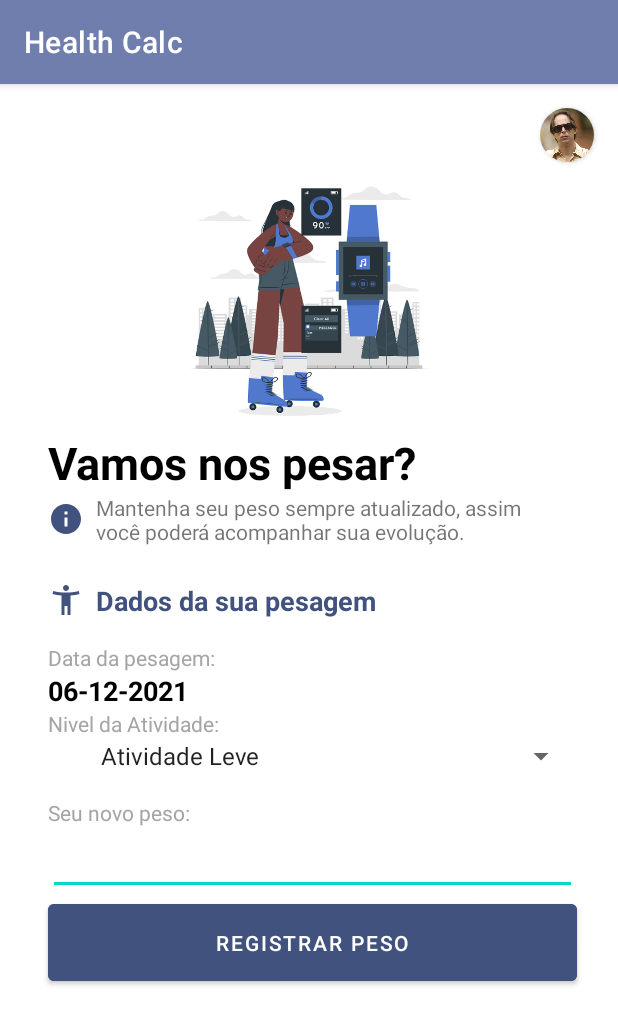
After one commit to bruno95olly/imcApp-projeto, an Android app: the pesagemActivity screen opened directly, with no data from a screen before it, on a phone screen of 412 x 824 dp. The commit adds this screen. Shown: the top 1025 px of the screen. Run offline under Robolectric (Android 15) with nearby library versions, the phone set to English and light mode, and no system bars; Roboto replaces fonts that are not available here.

Commit message:
aula 06/12

```diff
--- a/app/src/main/AndroidManifest.xml
+++ b/app/src/main/AndroidManifest.xml
@@ -10,7 +10,8 @@
         android:screenOrientation="portrait"
         android:supportsRtl="true"
         android:theme="@style/Theme.ImcApp">
-        <activity android:name=".activity_novo_usuario"></activity>
+        <activity android:name=".pesagemActivity"></activity>
+        <activity android:name=".activity_novo_usuario" />
         <activity android:name=".DashboardActivity" />
         <activity
             android:name=".MainActivity"
--- /dev/null
+++ b/app/src/main/java/com/example/imcapp/pesagemActivity.kt
@@ -0,0 +1,47 @@
+package com.example.imcapp
+
+import androidx.appcompat.app.AppCompatActivity
+import android.os.Bundle
+import android.widget.Button
+import android.widget.EditText
+import android.widget.Spinner
+import android.widget.TextView
+import com.example.imcapp.utils.converteDataparaAgora
+import java.time.LocalDate
+
+class pesagemActivity : AppCompatActivity() {
+
+    lateinit var tvDataPesagem: TextView
+    lateinit var buttonRegistrarPeso: Button
+    lateinit var editNovoPeso: EditText
+    lateinit var spinnerAtividades: Spinner
+
+    override fun onCreate(savedInstanceState: Bundle?) {
+        super.onCreate(savedInstanceState)
+        setContentView(R.layout.activity_pesagem)
+
+        tvDataPesagem =findViewById(R.id.tv_data_pesagem)
+
+        tvDataPesagem.text = converteDataparaAgora(LocalDate.now())
+
+        buttonRegistrarPeso = findViewById(R.id.button_registrar_peso)
+        editNovoPeso = findViewById(R.id.edit_novo_peso)
+        spinnerAtividades = findViewById(R.id.spinner)
+
+        buttonRegistrarPeso.setOnClickListener {
+            gravarPeso()
+        }
+    }
+    private fun gravarPeso(){
+        val arquivo = getSharedPreferences("usuario", MODE_PRIVATE)
+        val editor = arquivo.edit()
+        val peso = arquivo.getString("peso", "")
+        val dataPesagem = arquivo.getString("data_pesagem", "")
+
+        editor.putString("data_pesagem", "$dataPesagem;${LocalDate.now()}")
+        editor.putString("peso", "$peso;${editNovoPeso.text}")
+        editor.putInt("nivel_atividade", spinnerAtividades.selectedItemPosition)
+
+        editor.commit()
+    }
+}
--- /dev/null
+++ b/app/src/main/res/drawable/accessibility_24.xml
@@ -0,0 +1,5 @@
+<vector android:height="24dp" android:tint="#2A8479"
+    android:viewportHeight="24" android:viewportWidth="24"
+    android:width="24dp" xmlns:android="http://schemas.android.com/apk/res/android">
+    <path android:fillColor="@android:color/white" android:pathData="M20.5,6c-2.61,0.7 -5.67,1 -8.5,1s-5.89,-0.3 -8.5,-1L3,8c1.86,0.5 4,0.83 6,1v13h2v-6h2v6h2V9c2,-0.17 4.14,-0.5 6,-1l-0.5,-2zM12,6c1.1,0 2,-0.9 2,-2s-0.9,-2 -2,-2 -2,0.9 -2,2 0.9,2 2,2z"/>
+</vector>
--- /dev/null
+++ b/app/src/main/res/drawable/ic_baseline_info_24.xml
@@ -0,0 +1,5 @@
+<vector android:height="24dp" android:tint="#2A8479"
+    android:viewportHeight="24" android:viewportWidth="24"
+    android:width="24dp" xmlns:android="http://schemas.android.com/apk/res/android">
+    <path android:fillColor="@android:color/white" android:pathData="M12,2C6.48,2 2,6.48 2,12s4.48,10 10,10 10,-4.48 10,-10S17.52,2 12,2zM13,17h-2v-6h2v6zM13,9h-2L11,7h2v2z"/>
+</vector>
--- a/app/src/main/res/layout/activity_dashboard.xml
+++ b/app/src/main/res/layout/activity_dashboard.xml
@@ -52,6 +52,7 @@
             android:layout_marginTop="10dp">
 
             <TextView
+                android:id="@+id/tv_dash_imc"
                 android:layout_width="0dp"
                 android:layout_weight="1"
                 android:layout_height="wrap_content"
@@ -69,6 +70,7 @@
 
                 />
             <TextView
+                android:id="@+id/tv_dash_idade"
                 android:layout_width="0dp"
                 android:layout_weight="1"
                 android:layout_height="wrap_content"
@@ -79,6 +81,7 @@
                 />
 
             <TextView
+                android:id="@+id/tv_dash_peso"
                 android:layout_width="0dp"
                 android:layout_weight="1"
                 android:layout_height="wrap_content"
@@ -151,6 +154,7 @@
         android:gravity="center_vertical"
         >
         <androidx.cardview.widget.CardView
+            android:id="@+id/card_pesar_agora"
             android:layout_width="match_parent"
             android:layout_height="120dp"
             app:cardElevation="10dp"
--- /dev/null
+++ b/app/src/main/res/layout/activity_pesagem.xml
@@ -0,0 +1,149 @@
+<?xml version="1.0" encoding="utf-8"?>
+<androidx.constraintlayout.widget.ConstraintLayout xmlns:android="http://schemas.android.com/apk/res/android"
+    xmlns:app="http://schemas.android.com/apk/res-auto"
+    xmlns:tools="http://schemas.android.com/tools"
+    android:layout_width="match_parent"
+    android:layout_height="match_parent"
+    tools:context=".pesagemActivity">
+
+    <androidx.cardview.widget.CardView
+        android:id="@+id/card_view_perfil"
+        android:layout_width="36dp"
+        android:layout_height="36dp"
+        android:layout_marginTop="16dp"
+        android:layout_marginEnd="16dp"
+        app:cardCornerRadius="18dp"
+        app:layout_constraintEnd_toEndOf="parent"
+        app:layout_constraintTop_toTopOf="parent">
+
+        <ImageView
+            android:id="@+id/iv_foto"
+            android:layout_width="wrap_content"
+            android:layout_height="wrap_content"
+            android:scaleType="centerCrop"
+            app:srcCompat="@drawable/ac" />
+    </androidx.cardview.widget.CardView>
+
+    <ImageView
+        android:id="@+id/imageView2"
+        android:layout_width="180dp"
+        android:layout_height="180dp"
+        app:layout_constraintEnd_toEndOf="parent"
+        app:layout_constraintStart_toStartOf="parent"
+        app:layout_constraintTop_toBottomOf="@+id/card_view_perfil"
+        app:srcCompat="@drawable/smartwatch_cuate2" />
+    <TextView
+        android:id="@+id/textView"
+        android:layout_width="wrap_content"
+        android:layout_height="wrap_content"
+        android:layout_marginStart="32dp"
+        android:fontFamily="sans-serif"
+        android:text="Vamos nos pesar?"
+        android:textAlignment="viewStart"
+        android:textColor="#000000"
+        android:textSize="30sp"
+        android:textStyle="bold"
+        app:layout_constraintStart_toStartOf="parent"
+        app:layout_constraintTop_toBottomOf="@+id/imageView2"
+        tools:ignore="MissingConstraints" />
+
+    <TextView
+        android:id="@+id/textView2"
+        android:layout_width="324dp"
+        android:layout_height="wrap_content"
+        android:drawableStart="@drawable/ic_baseline_info_24"
+        android:drawablePadding="8dp"
+        android:drawableTint="@color/principal_700"
+        android:text="Mantenha seu peso sempre atualizado, assim você poderá acompanhar sua evolução."
+        app:layout_constraintStart_toStartOf="@+id/textView"
+        app:layout_constraintTop_toBottomOf="@+id/textView" />
+
+    <TextView
+        android:id="@+id/textView3"
+        android:layout_width="wrap_content"
+        android:layout_height="wrap_content"
+        android:layout_marginTop="24dp"
+        android:drawableStart="@drawable/accessibility_24"
+        android:drawablePadding="8dp"
+        android:drawableTint="@color/principal_700"
+        android:text="Dados da sua pesagem"
+        android:textColor="@color/principal_700"
+        android:textSize="18sp"
+        android:textStyle="bold"
+        app:layout_constraintStart_toStartOf="@+id/textView2"
+        app:layout_constraintTop_toBottomOf="@+id/textView2" />
+
+    <TextView
+        android:id="@+id/tv_data_pesagem"
+        android:layout_width="wrap_content"
+        android:layout_height="wrap_content"
+        android:text="20/11/2021"
+        android:textColor="#000000"
+        android:textSize="18sp"
+        android:textStyle="bold"
+        app:layout_constraintStart_toStartOf="@+id/textView5"
+        app:layout_constraintTop_toBottomOf="@+id/textView5" />
+
+    <TextView
+        android:id="@+id/textView5"
+        android:layout_width="wrap_content"
+        android:layout_height="wrap_content"
+        android:layout_marginTop="16dp"
+        android:text="Data da pesagem:"
+        android:textAlignment="viewStart"
+        android:textColor="#A5A5A5"
+        app:layout_constraintStart_toStartOf="@+id/textView3"
+        app:layout_constraintTop_toBottomOf="@+id/textView3" />
+
+    <Spinner
+        android:id="@+id/spinner"
+        android:layout_width="325dp"
+        android:layout_height="wrap_content"
+        android:entries="@array/atividades"
+        app:layout_constraintEnd_toEndOf="parent"
+        app:layout_constraintStart_toStartOf="@+id/textView6"
+        app:layout_constraintTop_toBottomOf="@+id/textView6" />
+
+    <TextView
+        android:id="@+id/textView6"
+        android:layout_width="wrap_content"
+        android:layout_height="wrap_content"
+        android:text="Nivel da Atividade:"
+        android:textColor="#a5a5a5"
+        app:layout_constraintStart_toStartOf="@+id/tv_data_pesagem"
+        app:layout_constraintTop_toBottomOf="@+id/tv_data_pesagem"
+        tools:ignore="MissingConstraints" />
+
+    <TextView
+        android:id="@+id/textView7"
+        android:layout_width="wrap_content"
+        android:layout_height="wrap_content"
+        android:layout_marginTop="16dp"
+        android:text="Seu novo peso:"
+        android:textColor="#a5a5a5"
+        app:layout_constraintStart_toStartOf="@+id/textView6"
+        app:layout_constraintTop_toBottomOf="@+id/spinner" />
+
+    <EditText
+        android:id="@+id/edit_novo_peso"
+        android:layout_width="0dp"
+        android:layout_height="wrap_content"
+        android:ems="10"
+        android:inputType="number"
+        app:layout_constraintEnd_toEndOf="@+id/spinner"
+        app:layout_constraintStart_toStartOf="@+id/textView7"
+        app:layout_constraintTop_toBottomOf="@+id/textView7" />
+
+    <Button
+        android:id="@+id/button_registrar_peso"
+        android:layout_width="0dp"
+        android:layout_height="wrap_content"
+        android:backgroundTint="@color/principal_700"
+        android:padding="16dp"
+        android:text="Registrar peso"
+        app:layout_constraintEnd_toEndOf="@+id/edit_novo_peso"
+        app:layout_constraintHorizontal_bias="0.0"
+        app:layout_constraintStart_toStartOf="@+id/edit_novo_peso"
+        app:layout_constraintTop_toBottomOf="@+id/edit_novo_peso" />
+
+</androidx.constraintlayout.widget.ConstraintLayout>
--- a/app/src/main/res/values/strings.xml
+++ b/app/src/main/res/values/strings.xml
@@ -18,4 +18,17 @@
     <string name="cadastro_sexo">Sexo</string>
     <string name="cadastro_feminino">Feminino</string>
     <string name="cadastro_masculino">Masculino</string>
+    <string name="trocar_foto">Trocar foto</string>
+    <string name="pesar">Vamos nos pesar?</string>
+    <string name="informacao">Mantenha seu peso sempre atualizado, assim você poderá acompanhar sua evolução</string>
+    <string name="dados_pesagem">Dados da sua pesagem</string>
+    <string name="data_pesagem">Data da pesagem</string>
+    <string name="nivel">Nível de atividade</string>
+    <string name="peso_atualizado">Seu novo peso:</string>
+
+    <string-array name="atividades">
+        <item>Atividade Leve</item>
+        <item>Atividade Moderada</item>
+        <item>Atividade Intensa</item>
+    </string-array>
 </resources>
```
Also changed, not shown: app/src/main/java/com/example/imcapp/DashboardActivity.kt (+9 -1 lines), app/src/main/java/com/example/imcapp/utils/Datas.kt (+31 -15 lines), app/src/main/res/layout/activity_pesar_agora.xml (added, +100 -0 lines), app/src/main/res/drawable/calorias.png (added), app/src/main/res/drawable/escala_peso.png (added), app/src/main/res/drawable/grafico.png (added), app/src/main/res/drawable/katins.png (added), app/src/main/res/drawable/smartwatch_cuate.png (added), app/src/main/res/drawable/smartwatch_cuate2.png (added), app/src/main/res/drawable/workout.png (added), app/src/main/res/escala_peso/escala-de-peso.png (added), 1 other file.
